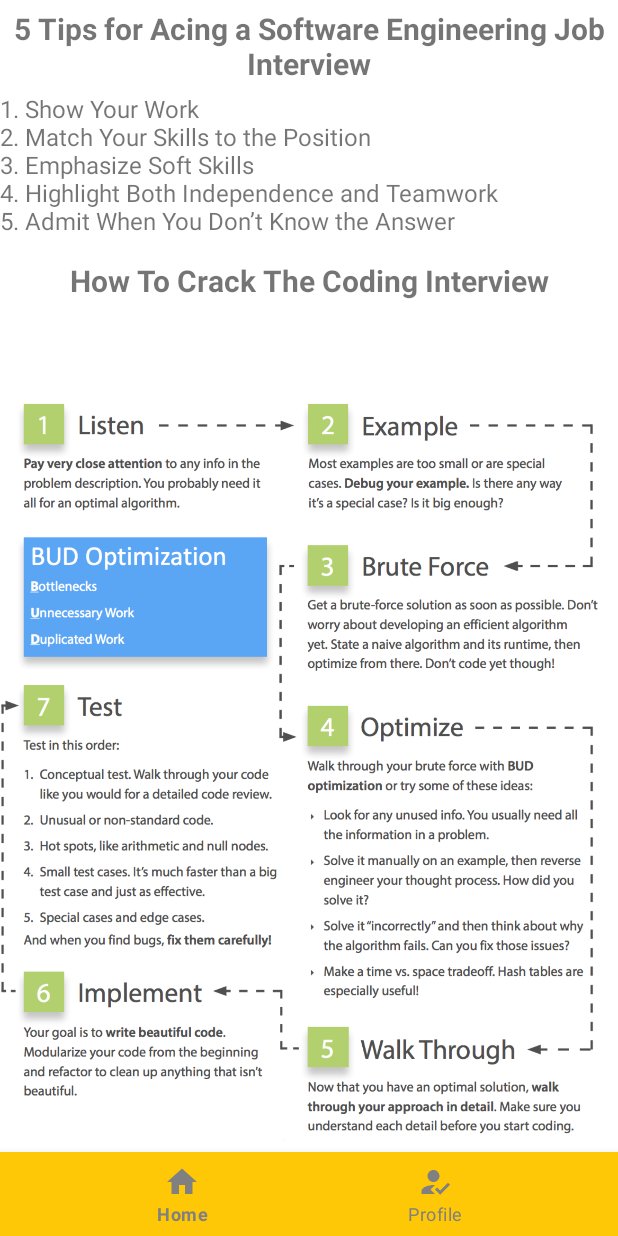
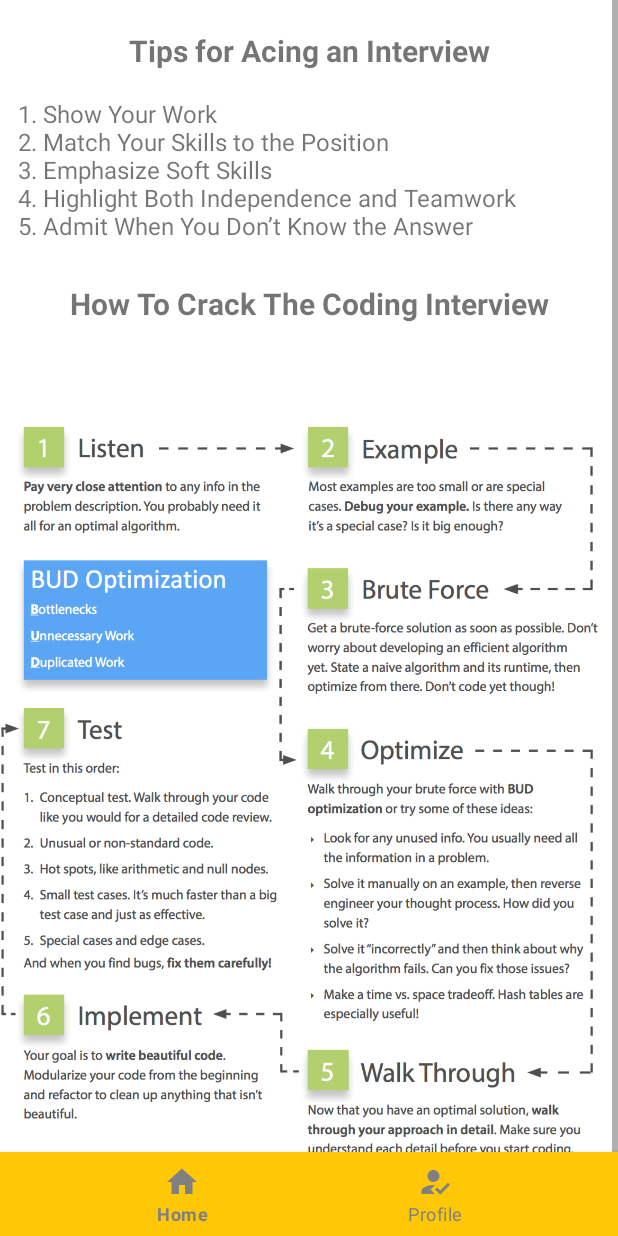
Before and after one commit to 1itachi/crack-it-up, an Android app: the InterviewTips screen opened directly, with no data from a screen before it, on a phone screen of 412 x 824 dp. Run offline under Robolectric (Android 15) with nearby library versions, the phone set to English and light mode, and no system bars.

Commit message:
Added UI fixes (#106)

```diff
--- a/app/src/main/java/edu/neu/madcourse/crack_it_up/AudioHistoryFragment.java
+++ b/app/src/main/java/edu/neu/madcourse/crack_it_up/AudioHistoryFragment.java
@@ -213,6 +213,7 @@ public class AudioHistoryFragment extends Fragment implements RecyclerViewAdapte
                 stopAudioOnMediaPlayer();
                 mediaPlayerHeader.setText(R.string.finished);
                 mediaPlayerSeekbar.setProgress(mediaPlayerForAudioRecordings.getDuration());
+                bottomSheetBehavior.setState(BottomSheetBehavior.STATE_COLLAPSED);
             }
         });
     }
--- a/app/src/main/java/edu/neu/madcourse/crack_it_up/ScreenSlideActivity.java
+++ b/app/src/main/java/edu/neu/madcourse/crack_it_up/ScreenSlideActivity.java
@@ -48,7 +48,6 @@ public class ScreenSlideActivity extends AppCompatActivity {
         setContentView(R.layout.activity_screen_slide);
 
         mSlideViewPager = (ViewPager) findViewById(R.id.pager);
-        mDotLayout = (LinearLayout) findViewById(R.id.dotsLayout);
 
         mNextBtn = (Button) findViewById(R.id.next);
         mBackBtn = (Button) findViewById(R.id.previous);
--- a/app/src/main/res/layout-land/activity_profile.xml
+++ b/app/src/main/res/layout-land/activity_profile.xml
@@ -101,7 +101,7 @@
                 <androidx.viewpager2.widget.ViewPager2
                     android:id="@+id/view_pager"
                     android:layout_width="match_parent"
-                    android:layout_height="match_parent"
+                    android:layout_height="280dp"
                     android:layout_marginBottom="30dp"
                     app:layout_constraintTop_toBottomOf="@+id/tab_layout"
                     tools:layout_editor_absoluteX="32dp" />
--- a/app/src/main/res/layout/activity_interview_tips.xml
+++ b/app/src/main/res/layout/activity_interview_tips.xml
@@ -29,8 +29,8 @@
           android:id="@+id/interviewTipsHeadingTextView"
           android:layout_width="0dp"
           android:layout_height="wrap_content"
-          android:layout_marginTop="5dp"
-          android:text="5 Tips for Acing a Software Engineering Job Interview"
+          android:layout_marginTop="20dp"
+          android:text="Tips for Acing an Interview"
           android:textAlignment="center"
           android:textStyle="bold"
           android:textSize="20sp"
@@ -44,6 +44,7 @@
           android:layout_width="0dp"
           android:layout_height="wrap_content"
           android:layout_marginTop="5dp"
+          android:padding="12dp"
           android:text="1. Show Your Work\n2. Match Your Skills to the Position
 \n3. Emphasize Soft Skills\n4. Highlight Both Independence and Teamwork\n5. Admit When You Don’t Know the Answer"
           android:textSize="16sp"
--- a/app/src/main/res/layout/activity_resume_tips.xml
+++ b/app/src/main/res/layout/activity_resume_tips.xml
@@ -29,8 +29,8 @@
                 android:id="@+id/resumeTipsHeadingTextView"
                 android:layout_width="0dp"
                 android:layout_height="wrap_content"
-                android:layout_marginTop="5dp"
-                android:text="5 Rules for Writing a Software Engineer Resume That Will Get You Hired (Plus Example)"
+                android:layout_marginTop="15dp"
+                android:text="Tips for a good resume"
                 android:textAlignment="center"
                 android:textStyle="bold"
                 android:textSize="20sp"
@@ -44,6 +44,7 @@
                 android:layout_width="0dp"
                 android:layout_height="wrap_content"
                 android:layout_marginTop="5dp"
+                android:padding="12dp"
                 android:text="1. Customize the User (or Reader) Experience\n2. Feature Your Technical Know-How\n3. Be Specific About Your Accomplishments\n4. Choose the Right Layout\n5. Remember the Basic Framework of Resume Design"
                 android:textSize="16sp"
                 app:layout_constraintEnd_toEndOf="parent"
--- a/app/src/main/res/layout/slide_layout.xml
+++ b/app/src/main/res/layout/slide_layout.xml
@@ -9,7 +9,7 @@
         android:id="@+id/heading"
         android:layout_width="wrap_content"
         android:layout_height="wrap_content"
-        android:layout_marginTop="16dp"
+        android:layout_marginTop="30dp"
         android:text="HEADING"
         android:textColor="#007AA3"
         android:textSize="26sp"
```
Also changed, not shown: app/src/main/res/layout/activity_screen_slide.xml (+6 -12 lines).
